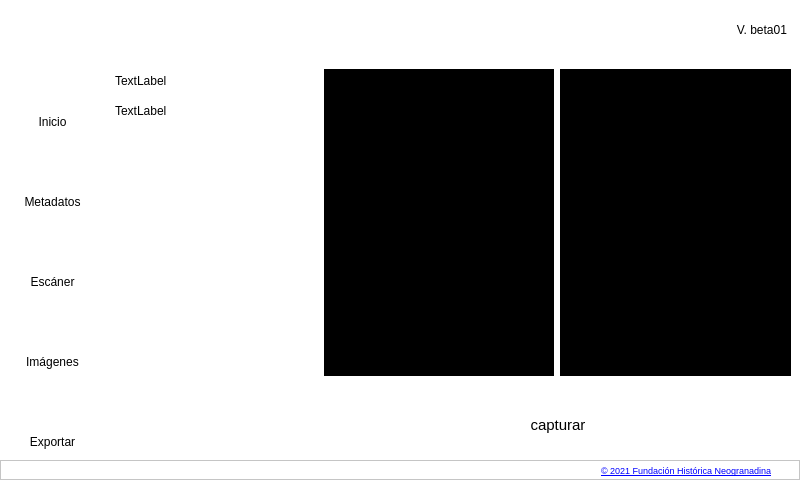
Qt form main.ui (neogranadina/neo_escan) before a commit.
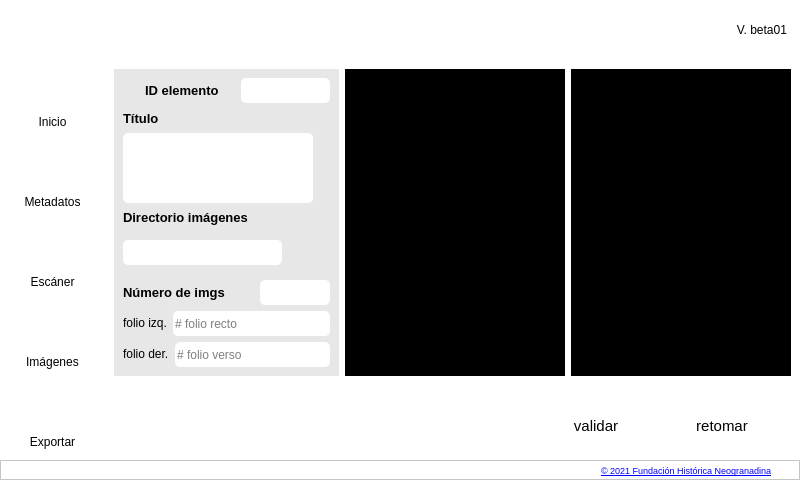
The same form after that commit. The open tabs and pages were chosen to show the change. Icons and pictures are not drawn.

Commit message: control de la captura

```diff
--- a/main.ui
+++ b/main.ui
@@ -511,7 +511,7 @@
              <string notr="true"/>
             </property>
             <property name="currentIndex">
-             <number>0</number>
+             <number>2</number>
             </property>
             <widget class="QWidget" name="inicioPage">
              <property name="styleSheet">
@@ -905,7 +905,7 @@
                     <string notr="true"/>
                    </property>
                    <property name="currentIndex">
-                    <number>4</number>
+                    <number>5</number>
                    </property>
                    <widget class="QWidget" name="formLegajo">
                     <layout class="QVBoxLayout" name="verticalLayout_6">
@@ -3096,8 +3096,8 @@
                          <rect>
                           <x>0</x>
                           <y>0</y>
-                          <width>675</width>
-                          <height>296</height>
+                          <width>677</width>
+                          <height>272</height>
                          </rect>
                         </property>
                         <layout class="QVBoxLayout" name="verticalLayout_17">
@@ -3297,6 +3297,9 @@
              </layout>
             </widget>
             <widget class="QWidget" name="escanerPage">
+             <property name="styleSheet">
+              <string notr="true"/>
+             </property>
              <layout class="QHBoxLayout" name="horizontalLayout_5">
               <property name="spacing">
                <number>0</number>
@@ -3313,59 +3316,11 @@
               <property name="bottomMargin">
                <number>0</number>
               </property>
-              <item>
-               <widget class="QWidget" name="controlPanel" native="true">
-                <property name="minimumSize">
-                 <size>
-                  <width>210</width>
-                  <height>0</height>
-                 </size>
-                </property>
-                <property name="maximumSize">
-                 <size>
-                  <width>225</width>
-                  <height>16777215</height>
-                 </size>
-                </property>
-                <property name="styleSheet">
-                 <string notr="true">background-color: rgba(0, 0, 0, .3);</string>
-                </property>
-                <widget class="QLabel" name="elementoIDLabel">
-                 <property name="geometry">
-                  <rect>
-                   <x>10</x>
-                   <y>10</y>
-                   <width>151</width>
-                   <height>21</height>
-                  </rect>
-                 </property>
-                 <property name="styleSheet">
-                  <string notr="true">background-color: rgb(255, 255, 255);</string>
-                 </property>
-                 <property name="text">
-                  <string>TextLabel</string>
-                 </property>
-                </widget>
-                <widget class="QLabel" name="elementoTituloLabel">
-                 <property name="geometry">
-                  <rect>
-                   <x>10</x>
-                   <y>40</y>
-                   <width>151</width>
-                   <height>21</height>
-                  </rect>
-                 </property>
-                 <property name="styleSheet">
-                  <string notr="true">background-color: rgb(255, 255, 255);</string>
-                 </property>
-                 <property name="text">
-                  <string>TextLabel</string>
-                 </property>
-                </widget>
-               </widget>
-              </item>
               <item>
                <widget class="QWidget" name="layoutEscan" native="true">
+                <property name="styleSheet">
+                 <string notr="true"/>
+                </property>
                 <layout class="QVBoxLayout" name="verticalLayout_3">
                  <property name="spacing">
                   <number>5</number>
@@ -3401,17 +3356,376 @@
                    </property>
                    <layout class="QHBoxLayout" name="horizontalLayout_6">
                     <item>
-                     <widget class="QGraphicsView" name="leftCamera">
+                     <widget class="QWidget" name="controlPanel" native="true">
+                      <property name="minimumSize">
+                       <size>
+                        <width>210</width>
+                        <height>0</height>
+                       </size>
+                      </property>
+                      <property name="maximumSize">
+                       <size>
+                        <width>225</width>
+                        <height>16777215</height>
+                       </size>
+                      </property>
                       <property name="styleSheet">
+                       <string notr="true">background-color: rgb(231, 231, 231);</string>
+                      </property>
+                      <layout class="QVBoxLayout" name="verticalLayout_18">
+                       <item>
+                        <layout class="QGridLayout" name="gridLayout_2">
+                         <item row="0" column="0">
+                          <widget class="QLabel" name="titulelementoIDLabel">
+                           <property name="enabled">
+                            <bool>true</bool>
+                           </property>
+                           <property name="minimumSize">
+                            <size>
+                             <width>16</width>
+                             <height>16</height>
+                            </size>
+                           </property>
+                           <property name="maximumSize">
+                            <size>
+                             <width>16</width>
+                             <height>16</height>
+                            </size>
+                           </property>
+                           <property name="font">
+                            <font>
+                             <pointsize>10</pointsize>
+                             <weight>75</weight>
+                             <bold>true</bold>
+                            </font>
+                           </property>
+                           <property name="cursor">
+                            <cursorShape>ArrowCursor</cursorShape>
+                           </property>
+                           <property name="styleSheet">
+                            <string notr="true">background-color: rgba(255, 255, 255, 0);</string>
+                           </property>
+                           <property name="text">
+                            <string/>
+                           </property>
+                           <property name="pixmap">
+                            <pixmap resource="resources.qrc">:/imgs/imgs/icons/list-interface-symbol.svg</pixmap>
+                           </property>
+                           <property name="scaledContents">
+                            <bool>true</bool>
+                           </property>
+                          </widget>
+                         </item>
+                         <item row="0" column="2">
+                          <widget class="QLabel" name="elementoIDLabel">
+                           <property name="minimumSize">
+                            <size>
+                             <width>75</width>
+                             <height>25</height>
+                            </size>
+                           </property>
+                           <property name="maximumSize">
+                            <size>
+                             <width>190</width>
+                             <height>25</height>
+                            </size>
+                           </property>
+                           <property name="styleSheet">
+                            <string notr="true">background-color: rgb(255, 255, 255);
+border-radius: 5px;</string>
+                           </property>
+                           <property name="text">
+                            <string/>
+                           </property>
+                          </widget>
+                         </item>
+                         <item row="0" column="1">
+                          <widget class="QLabel" name="titulelementoTituloLabel_2">
+                           <property name="font">
+                            <font>
+                             <pointsize>10</pointsize>
+                             <weight>75</weight>
+                             <bold>true</bold>
+                            </font>
+                           </property>
+                           <property name="styleSheet">
+                            <string notr="true">background-color: rgba(255, 255, 255, 0);</string>
+                           </property>
+                           <property name="text">
+                            <string>ID elemento</string>
+                           </property>
+                          </widget>
+                         </item>
+                        </layout>
+                       </item>
+                       <item>
+                        <widget class="QLabel" name="titulelementoTituloLabel">
+                         <property name="font">
+                          <font>
+                           <pointsize>10</pointsize>
+                           <weight>75</weight>
+                           <bold>true</bold>
+                          </font>
+                         </property>
+                         <property name="styleSheet">
+                          <string notr="true">background-color: rgba(255, 255, 255, 0);</string>
+                         </property>
+                         <property name="text">
+                          <string>Título</string>
+                         </property>
+                        </widget>
+                       </item>
+                       <item>
+                        <widget class="QLabel" name="elementoTituloLabel">
+                         <property name="minimumSize">
+                          <size>
+                           <width>190</width>
+                           <height>70</height>
+                          </size>
+                         </property>
+                         <property name="maximumSize">
+                          <size>
+                           <width>190</width>
+                           <height>70</height>
+                          </size>
+                         </property>
+                         <property name="styleSheet">
+                          <string notr="true">background-color: rgb(255, 255, 255);
+border-radius: 5px;</string>
+                         </property>
+                         <property name="text">
+                          <string/>
+                         </property>
+                         <property name="wordWrap">
+                          <bool>true</bool>
+                         </property>
+                        </widget>
+                       </item>
+                       <item>
+                        <widget class="QLabel" name="titulelementoTituloLabel_5">
+                         <property name="font">
+                          <font>
+                           <pointsize>10</pointsize>
+                           <weight>75</weight>
+                           <bold>true</bold>
+                          </font>
+                         </property>
+                         <property name="styleSheet">
+                          <string notr="true">background-color: rgba(255, 255, 255, 0);</string>
+                         </property>
+                         <property name="text">
+                          <string>Directorio imágenes</string>
+                         </property>
+                        </widget>
+                       </item>
+                       <item>
+                        <layout class="QGridLayout" name="gridLayout_4">
+                         <item row="0" column="0">
+                          <widget class="QLabel" name="directorio_elementos">
+                           <property name="minimumSize">
+                            <size>
+                             <width>150</width>
+                             <height>25</height>
+                            </size>
+                           </property>
+                           <property name="maximumSize">
+                            <size>
+                             <width>190</width>
+                             <height>25</height>
+                            </size>
+                           </property>
+                           <property name="styleSheet">
+                            <string notr="true">background-color: rgb(255, 255, 255);
+border-radius: 5px;</string>
+                           </property>
+                           <property name="text">
+                            <string/>
+                           </property>
+                          </widget>
+                         </item>
+                         <item row="0" column="1">
+                          <widget class="QPushButton" name="openFolderButton">
+                           <property name="minimumSize">
+                            <size>
+                             <width>42</width>
+                             <height>42</height>
+                            </size>
+                           </property>
+                           <property name="maximumSize">
+                            <size>
+                             <width>42</width>
+                             <height>42</height>
+                            </size>
+                           </property>
+                           <property name="cursor">
+                            <cursorShape>PointingHandCursor</cursorShape>
+                           </property>
+                           <property name="styleSheet">
+                            <string notr="true">QPushButton {
+	border-radius: 5px;
+}
+
+QPushButton::hover {
+	background-color: rgb(182, 182, 182);
+}
+</string>
+                           </property>
+                           <property name="text">
+                            <string/>
+                           </property>
+                           <property name="icon">
+                            <iconset resource="resources.qrc">
+                             <normaloff>:/imgs/imgs/icons/open-black-folder-interface-symbol.svg</normaloff>:/imgs/imgs/icons/open-black-folder-interface-symbol.svg</iconset>
+                           </property>
+                           <property name="iconSize">
+                            <size>
+                             <width>24</width>
+                             <height>24</height>
+                            </size>
+                           </property>
+                          </widget>
+                         </item>
+                        </layout>
+                       </item>
+                       <item>
+                        <layout class="QGridLayout" name="gridLayout_5">
+                         <item row="0" column="0">
+                          <widget class="QLabel" name="titulelementoTituloLabel_6">
+                           <property name="font">
+                            <font>
+                             <pointsize>10</pointsize>
+                             <weight>75</weight>
+                             <bold>true</bold>
+                            </font>
+                           </property>
+                           <property name="styleSheet">
+                            <string notr="true">background-color: rgba(255, 255, 255, 0);</string>
+                           </property>
+                           <property name="text">
+                            <string>Número de imgs</string>
+                           </property>
+                          </widget>
+                         </item>
+                         <item row="0" column="1">
+                          <widget class="QLabel" name="cantidadimgsLabel">
+                           <property name="minimumSize">
+                            <size>
+                             <width>70</width>
+                             <height>25</height>
+                            </size>
+                           </property>
+                           <property name="maximumSize">
+                            <size>
+                             <width>70</width>
+                             <height>25</height>
+                            </size>
+                           </property>
+                           <property name="styleSheet">
+                            <string notr="true">background-color: rgb(255, 255, 255);
+border-radius: 5px;</string>
+                           </property>
+                           <property name="text">
+                            <string/>
+                           </property>
+                          </widget>
+                         </item>
+                        </layout>
+                       </item>
+                       <item>
+                        <layout class="QFormLayout" name="formLayout_7">
+                         <item row="0" column="0">
+                          <widget class="QLabel" name="folioIzqLabel">
+                           <property name="text">
+                            <string>folio izq.</string>
+                           </property>
+                          </widget>
+                         </item>
+                         <item row="0" column="1">
+                          <widget class="QLineEdit" name="folioizqLineEdit">
+                           <property name="minimumSize">
+                            <size>
+                             <width>0</width>
+                             <height>25</height>
+                            </size>
+                           </property>
+                           <property name="styleSheet">
+                            <string notr="true">background-color: rgb(255, 255, 255);
+border-radius: 5px;</string>
+                           </property>
+                           <property name="placeholderText">
+                            <string># folio recto</string>
+                           </property>
+                          </widget>
+                         </item>
+                        </layout>
+                       </item>
+                       <item>
+                        <layout class="QFormLayout" name="formLayout_8">
+                         <item row="0" column="0">
+                          <widget class="QLabel" name="folioderLabel">
+                           <property name="text">
+                            <string>folio der.</string>
+                           </property>
+                          </widget>
+                         </item>
+                         <item row="0" column="1">
+                          <widget class="QLineEdit" name="folioderLineEdit">
+                           <property name="minimumSize">
+                            <size>
+                             <width>0</width>
+                             <height>25</height>
+                            </size>
+                           </property>
+                           <property name="styleSheet">
+                            <string notr="true">background-color: rgb(255, 255, 255);
+border-radius: 5px;</string>
+                           </property>
+                           <property name="placeholderText">
+                            <string># folio verso</string>
+                           </property>
+                          </widget>
+                         </item>
+                        </layout>
+                       </item>
+                      </layout>
+                     </widget>
+                    </item>
+                    <item>
+                     <widget class="QLabel" name="imagenizqLabel">
+                      <property name="minimumSize">
+                       <size>
+                        <width>200</width>
+                        <height>0</height>
+                       </size>
+                      </property>
+                      <property name="styleSheet">
                        <string notr="true">background-color: rgb(0, 0, 0);</string>
                       </property>
+                      <property name="text">
+                       <string/>
+                      </property>
+                      <property name="scaledContents">
+                       <bool>true</bool>
+                      </property>
                      </widget>
                     </item>
                     <item>
-                     <widget class="QGraphicsView" name="rightCamera">
+                     <widget class="QLabel" name="imagederLabel">
+                      <property name="minimumSize">
+                       <size>
+                        <width>200</width>
+                        <height>0</height>
+                       </size>
+                      </property>
                       <property name="styleSheet">
                        <string notr="true">background-color: rgb(0, 0, 0);</string>
                       </property>
+                      <property name="text">
+                       <string/>
+                      </property>
+                      <property name="scaledContents">
+                       <bool>true</bool>
+                      </property>
                      </widget>
                     </item>
                    </layout>
@@ -3447,68 +3761,163 @@
                    </property>
                    <layout class="QHBoxLayout" name="horizontalLayout_7">
                     <item>
-                     <spacer name="horizontalSpacer_2">
-                      <property name="orientation">
-                       <enum>Qt::Horizontal</enum>
-                      </property>
-                      <property name="sizeHint" stdset="0">
-                       <size>
-                        <width>165</width>
-                        <height>20</height>
-                       </size>
-                      </property>
-                     </spacer>
-                    </item>
-                    <item>
-                     <widget class="QPushButton" name="capturaButton">
+                     <widget class="QStackedWidget" name="controlesCamstackedWidget">
                       <property name="minimumSize">
                        <size>
-                        <width>120</width>
-                        <height>35</height>
+                        <width>200</width>
+                        <height>0</height>
                        </size>
                       </property>
-                      <property name="maximumSize">
-                       <size>
-                        <width>16777215</width>
-                        <height>35</height>
-                       </size>
+                      <property name="currentIndex">
+                       <number>0</number>
                       </property>
-                      <property name="font">
-                       <font>
-                        <pointsize>11</pointsize>
-                       </font>
-                      </property>
-                      <property name="cursor">
-                       <cursorShape>PointingHandCursor</cursorShape>
-                      </property>
-                      <property name="text">
-                       <string>capturar</string>
-                      </property>
-                      <property name="icon">
-                       <iconset resource="resources.qrc">
-                        <normaloff>:/imgs/imgs/icons/camera-to-take-photos_black.svg</normaloff>:/imgs/imgs/icons/camera-to-take-photos_black.svg</iconset>
-                      </property>
-                      <property name="iconSize">
-                       <size>
-                        <width>32</width>
-                        <height>32</height>
-                       </size>
-                      </property>
+                      <widget class="QWidget" name="captura">
+                       <layout class="QHBoxLayout" name="horizontalLayout_10">
+                        <item>
+                         <spacer name="horizontalSpacer_3">
+                          <property name="orientation">
+                           <enum>Qt::Horizontal</enum>
+                          </property>
+                          <property name="sizeHint" stdset="0">
+                           <size>
+                            <width>40</width>
+                            <height>20</height>
+                           </size>
+                          </property>
+                         </spacer>
+                        </item>
+                        <item>
+                         <widget class="QPushButton" name="capturaButton">
+                          <property name="minimumSize">
+                           <size>
+                            <width>120</width>
+                            <height>35</height>
+                           </size>
+                          </property>
+                          <property name="maximumSize">
+                           <size>
+                            <width>16777215</width>
+                            <height>35</height>
+                           </size>
+                          </property>
+                          <property name="font">
+                           <font>
+                            <pointsize>11</pointsize>
+                           </font>
+                          </property>
+                          <property name="cursor">
+                           <cursorShape>PointingHandCursor</cursorShape>
+                          </property>
+                          <property name="text">
+                           <string>capturar</string>
+                          </property>
+                          <property name="icon">
+                           <iconset resource="resources.qrc">
+                            <normaloff>:/imgs/imgs/icons/camera-to-take-photos_black.svg</normaloff>:/imgs/imgs/icons/camera-to-take-photos_black.svg</iconset>
+                          </property>
+                          <property name="iconSize">
+                           <size>
+                            <width>32</width>
+                            <height>32</height>
+                           </size>
+                          </property>
+                         </widget>
+                        </item>
+                       </layout>
+                      </widget>
+                      <widget class="QWidget" name="validar">
+                       <layout class="QHBoxLayout" name="horizontalLayout_11">
+                        <item>
+                         <spacer name="horizontalSpacer_2">
+                          <property name="orientation">
+                           <enum>Qt::Horizontal</enum>
+                          </property>
+                          <property name="sizeHint" stdset="0">
+                           <size>
+                            <width>40</width>
+                            <height>20</height>
+                           </size>
+                          </property>
+                         </spacer>
+                        </item>
+                        <item>
+                         <widget class="QPushButton" name="validateButton">
+                          <property name="minimumSize">
+                           <size>
+                            <width>120</width>
+                            <height>35</height>
+                           </size>
+                          </property>
+                          <property name="maximumSize">
+                           <size>
+                            <width>16777215</width>
+                            <height>35</height>
+                           </size>
+                          </property>
+                          <property name="font">
+                           <font>
+                            <pointsize>11</pointsize>
+                           </font>
+                          </property>
+                          <property name="cursor">
+                           <cursorShape>PointingHandCursor</cursorShape>
+                          </property>
+                          <property name="text">
+                           <string>validar</string>
+                          </property>
+                          <property name="icon">
+                           <iconset resource="resources.qrc">
+                            <normaloff>:/imgs/imgs/icons/check-sign.svg</normaloff>:/imgs/imgs/icons/check-sign.svg</iconset>
+                          </property>
+                          <property name="iconSize">
+                           <size>
+                            <width>32</width>
+                            <height>32</height>
+                           </size>
+                          </property>
+                         </widget>
+                        </item>
+                        <item>
+                         <widget class="QPushButton" name="resetButton">
+                          <property name="minimumSize">
+                           <size>
+                            <width>120</width>
+                            <height>35</height>
+                           </size>
+                          </property>
+                          <property name="maximumSize">
+                           <size>
+                            <width>16777215</width>
+                            <height>35</height>
+                           </size>
+                          </property>
+                          <property name="font">
+                           <font>
+                            <pointsize>11</pointsize>
+                           </font>
+                          </property>
+                          <property name="cursor">
+                           <cursorShape>PointingHandCursor</cursorShape>
+                          </property>
+                          <property name="text">
+                           <string>retomar</string>
+                          </property>
+                          <property name="icon">
+                           <iconset resource="resources.qrc">
+                            <normaloff>:/imgs/imgs/icons/undo-circular-arrow.svg</normaloff>:/imgs/imgs/icons/undo-circular-arrow.svg</iconset>
+                          </property>
+                          <property name="iconSize">
+                           <size>
+                            <width>32</width>
+                            <height>32</height>
+                           </size>
+                          </property>
+                         </widget>
+                        </item>
+                       </layout>
+                      </widget>
                      </widget>
                     </item>
-                    <item>
-                     <spacer name="horizontalSpacer_3">
-                      <property name="orientation">
-                       <enum>Qt::Horizontal</enum>
-                      </property>
-                      <property name="sizeHint" stdset="0">
-                       <size>
-                        <width>164</width>
-                        <height>20</height>
-                       </size>
-                      </property>
-                     </spacer>
-                    </item>
                    </layout>
                   </widget>
                  </item>
```
The commit also changes 11 other files.
